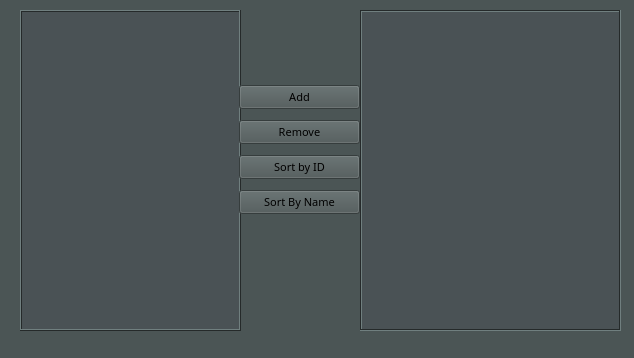
This is entitylist.ui in totargaming/AutomotiveRepairManagement as Qt 5 draws it before an edit. The edited form follows.
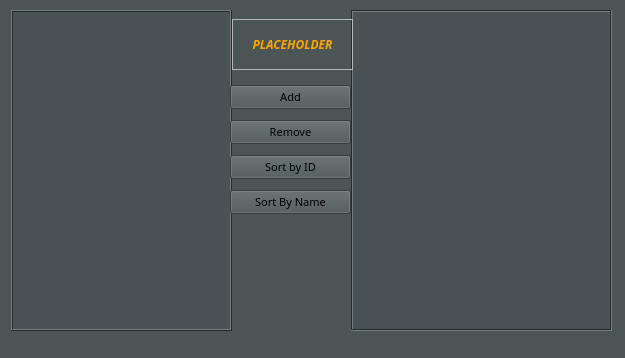
This is the edited form. Icons and pictures are not drawn.

```diff
--- a/entitylist.ui
+++ b/entitylist.ui
@@ -6,22 +6,10 @@
    <rect>
     <x>0</x>
     <y>0</y>
-    <width>634</width>
+    <width>625</width>
     <height>358</height>
    </rect>
   </property>
-  <property name="minimumSize">
-   <size>
-    <width>634</width>
-    <height>358</height>
-   </size>
-  </property>
-  <property name="maximumSize">
-   <size>
-    <width>634</width>
-    <height>358</height>
-   </size>
-  </property>
   <property name="palette">
    <palette>
     <active>
@@ -524,7 +512,7 @@
   <widget class="QTextEdit" name="txtInfo">
    <property name="geometry">
     <rect>
-     <x>360</x>
+     <x>351</x>
      <y>10</y>
      <width>261</width>
      <height>321</height>
@@ -555,7 +543,7 @@
   <widget class="QTableView" name="tableView">
    <property name="geometry">
     <rect>
-     <x>20</x>
+     <x>11</x>
      <y>10</y>
      <width>221</width>
      <height>321</height>
@@ -592,10 +580,10 @@
     <bool>false</bool>
    </attribute>
   </widget>
-  <widget class="QWidget" name="">
+  <widget class="QWidget" name="layoutWidget">
    <property name="geometry">
     <rect>
-     <x>239</x>
+     <x>230</x>
      <y>80</y>
      <width>121</width>
      <height>139</height>
@@ -662,6 +650,41 @@
     </item>
    </layout>
   </widget>
+  <widget class="QLabel" name="label">
+   <property name="geometry">
+    <rect>
+     <x>232</x>
+     <y>19</y>
+     <width>121</width>
+     <height>51</height>
+    </rect>
+   </property>
+   <property name="font">
+    <font>
+     <family>Sitka</family>
+     <italic>true</italic>
+     <bold>true</bold>
+    </font>
+   </property>
+   <property name="styleSheet">
+    <string notr="true">color: orange;</string>
+   </property>
+   <property name="frameShape">
+    <enum>QFrame::StyledPanel</enum>
+   </property>
+   <property name="frameShadow">
+    <enum>QFrame::Raised</enum>
+   </property>
+   <property name="text">
+    <string>PLACEHOLDER</string>
+   </property>
+   <property name="alignment">
+    <set>Qt::AlignCenter</set>
+   </property>
+   <property name="wordWrap">
+    <bool>true</bool>
+   </property>
+  </widget>
  </widget>
  <resources>
   <include location="appIcon.qrc"/>
```
